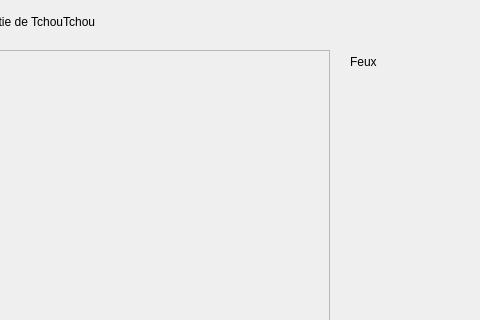
This is mainwindow.ui in autumnka/Tchou as Qt 5 draws it before an edit; both pictures show x 320 to 800 and y 0 to 320 of the 800 by 600 pixel window. The edited form follows.
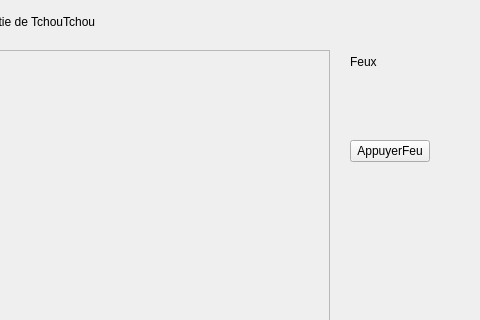
This is the edited form.

```diff
--- a/mainwindow.ui
+++ b/mainwindow.ui
@@ -132,6 +132,19 @@
      <string>Partie de TchouTchou</string>
     </property>
    </widget>
+   <widget class="QPushButton" name="AppuyerFeu">
+    <property name="geometry">
+     <rect>
+      <x>670</x>
+      <y>140</y>
+      <width>80</width>
+      <height>22</height>
+     </rect>
+    </property>
+    <property name="text">
+     <string>AppuyerFeu</string>
+    </property>
+   </widget>
    <zorder>frame</zorder>
    <zorder>pushButton</zorder>
    <zorder>label</zorder>
```
Left out of the diff: 3 changed lines with no effect on the pictures.
